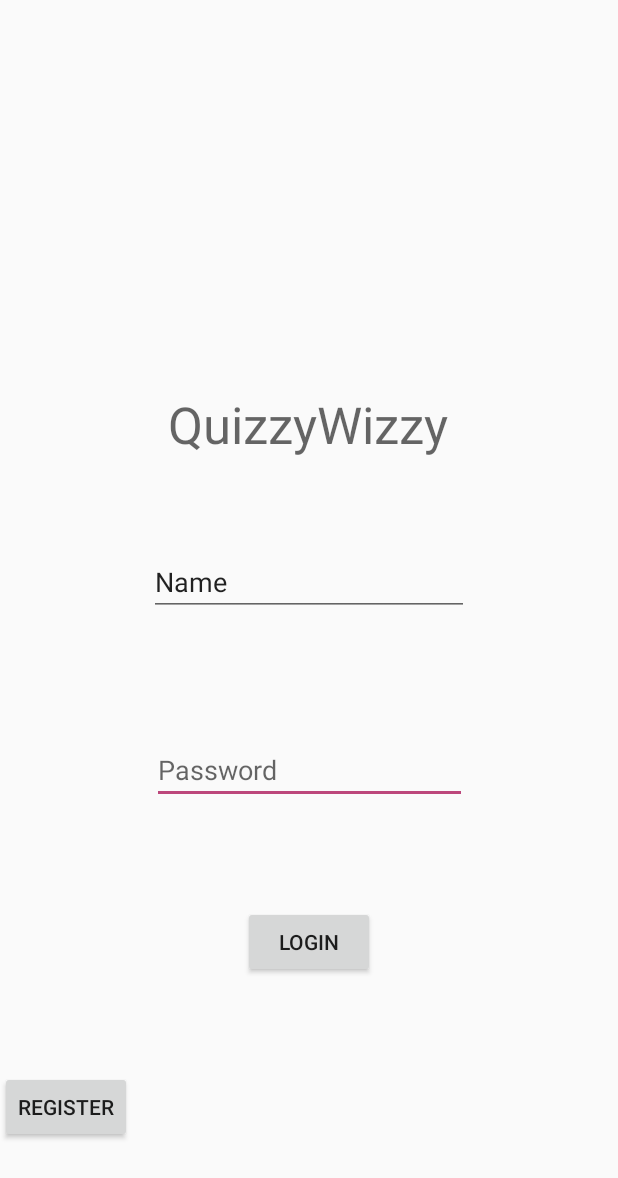
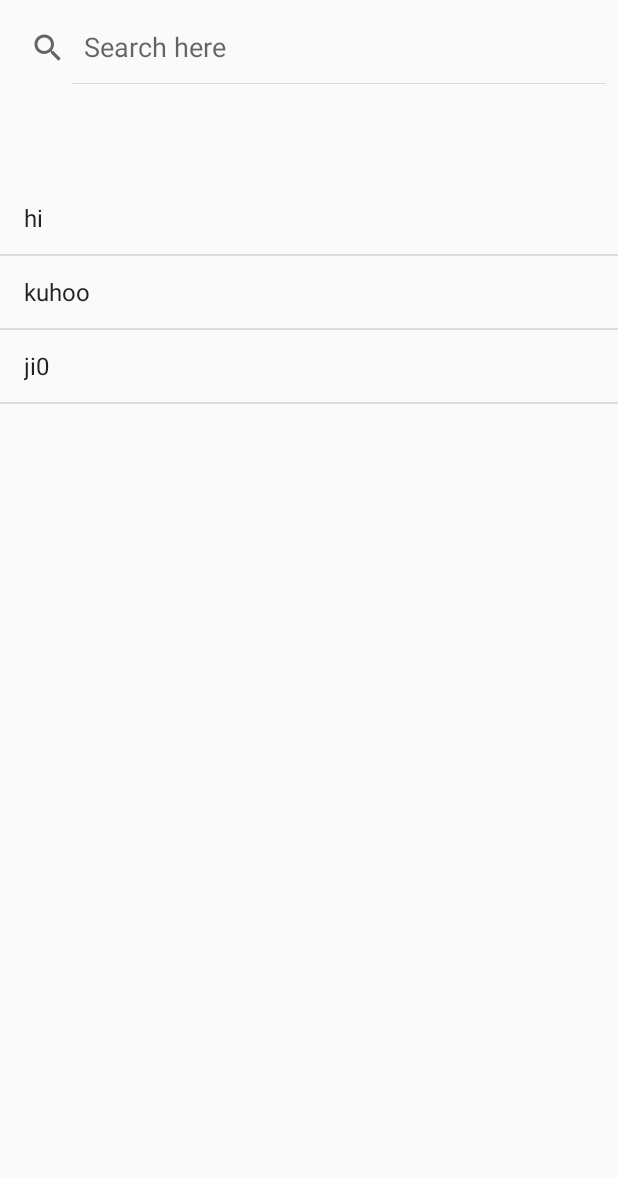
Before and after one commit to KUHOO-S/QuizzyWizzy, an Android app: the MainActivity screen opened directly, with no data from a screen before it, after a tap on "REGISTER", on a phone screen of 412 x 824 dp. Shown: the top 1178 px of the screen. Run offline under Robolectric (Android 15) with nearby library versions, the phone set to English and light mode, and no system bars.

Commit message:
feat:search page

```diff
--- a/app/src/main/AndroidManifest.xml
+++ b/app/src/main/AndroidManifest.xml
@@ -9,7 +9,9 @@
         android:roundIcon="@mipmap/ic_launcher_round"
         android:supportsRtl="true"
         android:theme="@style/AppTheme">
-        <activity android:name=".MainActivity"></activity>
+        <activity android:name=".SearchBarActivity"></activity>
+        <activity android:name=".QuizActivity" />
+        <activity android:name=".MainActivity" />
         <activity android:name=".ProfileActivity" />
         <activity android:name=".SplashScreenActivity">
             <intent-filter>
--- a/app/src/main/java/com/example/quizzywizzy/MainActivity.java
+++ b/app/src/main/java/com/example/quizzywizzy/MainActivity.java
@@ -20,13 +20,15 @@ public class MainActivity extends AppCompatActivity {
         Toast.makeText(getApplicationContext(),"hey", Toast.LENGTH_LONG).show();
         Intent i = new Intent(getApplicationContext(), ProfileActivity.class);
         //i.putExtra("Value1", "Android By Javatpoint");
-        i.putExtra("Value1", "Simple Tutorial");
+        i.putExtra("Quiz", "Simple Tutorial");
         // Set the request code to any code you like, you can identify the
         // callback via this code
         startActivity(i);
 
     }
     public void registerFunction(View view){
+        Intent i = new Intent(getApplicationContext(), SearchBarActivity.class);
+        startActivity(i);
 
     }
 }
--- a/app/src/main/java/com/example/quizzywizzy/ProfileActivity.java
+++ b/app/src/main/java/com/example/quizzywizzy/ProfileActivity.java
@@ -21,7 +21,8 @@ public class ProfileActivity extends AppCompatActivity {
     }
     public void quizFunction(View view)
     {
-        Intent i = new Intent(getApplicationContext(), QuizFragment.class);
+        Intent i = new Intent(getApplicationContext(), QuizActivity.class);
+        i.putExtra("Quiz", "Simple Tutorial");
         startActivity(i);
     }
 }
--- /dev/null
+++ b/app/src/main/java/com/example/quizzywizzy/SearchBarActivity.java
@@ -0,0 +1,66 @@
+package com.example.quizzywizzy;
+
+import androidx.appcompat.app.AppCompatActivity;
+
+import android.content.Intent;
+import android.os.Bundle;
+import android.view.View;
+import android.widget.AdapterView;
+import android.widget.ArrayAdapter;
+import android.widget.ListView;
+import android.widget.SearchView;
+import android.widget.Toast;
+
+import java.util.ArrayList;
+
+public class SearchBarActivity extends AppCompatActivity {
+    SearchView quizSearch;
+    ListView quizList;
+    ArrayList<String> list;
+    ArrayAdapter<String> adapter;
+    @Override
+    protected void onCreate(Bundle savedInstanceState) {
+        super.onCreate(savedInstanceState);
+        setContentView(R.layout.activity_search_bar);
+
+        quizSearch=(SearchView)findViewById(R.id.searchView);
+        quizList=(ListView)findViewById(R.id.listView);
+
+        list=new ArrayList<String>();
+        list.add("hi");
+        list.add("kuhoo");
+        list.add("ji0");
+
+        adapter= new ArrayAdapter<>(this,android.R.layout.simple_list_item_1,list);
+        quizList.setAdapter(adapter);
+
+        quizSearch.setOnQueryTextListener(new SearchView.OnQueryTextListener() {
+            @Override
+            public boolean onQueryTextSubmit(String query) {
+                return false;
+            }
+
+            @Override
+            public boolean onQueryTextChange(String s) {
+
+                adapter.getFilter().filter(s);
+                return false;
+            }
+        });
+        quizList.setOnItemClickListener(new AdapterView.OnItemClickListener(){
+
+    public void onItemClick(AdapterView<?> l, View v, int position, long id){
+                Toast.makeText(getApplicationContext(), "You clicked Item:"+ id + " at position:" + position, Toast.LENGTH_LONG).show();
+
+                Intent i = new Intent(getApplicationContext(), QuizActivity.class);
+                //i.putExtra("Value1", "Android By Javatpoint");
+                i.putExtra("Quiz", list.get(position));
+                // Set the request code to any code you like, you can identify the
+                // callback via this code
+                startActivity(i);
+
+
+    }
+    });
+}
+}
--- a/app/src/main/res/layout/activity_main.xml
+++ b/app/src/main/res/layout/activity_main.xml
@@ -4,6 +4,7 @@
     xmlns:tools="http://schemas.android.com/tools"
     android:layout_width="match_parent"
     android:layout_height="match_parent"
+    android:background="@color/colorPrimaryDark"
     tools:context=".MainActivity">
 
     <TextView
@@ -38,6 +39,7 @@
         android:layout_width="wrap_content"
         android:layout_height="wrap_content"
         android:layout_marginBottom="172dp"
+        android:background="@color/colorAccent"
         android:onClick="loginFunction"
         android:text="Login"
         app:layout_constraintBottom_toBottomOf="parent"
@@ -60,10 +62,10 @@
         android:id="@+id/btn2"
         android:layout_width="wrap_content"
         android:layout_height="wrap_content"
+        android:onClick="registerFunction"
         android:text="Register"
         app:layout_constraintBottom_toBottomOf="parent"
         app:layout_constraintTop_toBottomOf="@+id/btn1"
-        tools:layout_editor_absoluteX="162dp"
-        android:onClick="registerFunction"/>
+        tools:layout_editor_absoluteX="162dp" />
 
 </androidx.constraintlayout.widget.ConstraintLayout>
--- /dev/null
+++ b/app/src/main/res/layout/activity_search_bar.xml
@@ -0,0 +1,26 @@
+<?xml version="1.0" encoding="utf-8"?>
+<androidx.constraintlayout.widget.ConstraintLayout xmlns:android="http://schemas.android.com/apk/res/android"
+    xmlns:app="http://schemas.android.com/apk/res-auto"
+    xmlns:tools="http://schemas.android.com/tools"
+    android:layout_width="match_parent"
+    android:layout_height="match_parent"
+    tools:context=".SearchBarActivity">
+
+    <SearchView
+        android:id="@+id/searchView"
+        android:layout_width="match_parent"
+        android:layout_height="wrap_content"
+        android:iconifiedByDefault="false"
+        android:queryHint="Search here"
+        app:layout_constraintBottom_toBottomOf="parent"
+        app:layout_constraintTop_toTopOf="parent"
+        app:layout_constraintVertical_bias="0.01"
+        tools:layout_editor_absoluteX="0dp" />
+
+    <ListView
+        android:id="@+id/listView"
+        android:layout_width="match_parent"
+        android:layout_height="638dp"
+        app:layout_constraintBottom_toBottomOf="parent"
+        app:layout_constraintTop_toBottomOf="@+id/searchView" />
+</androidx.constraintlayout.widget.ConstraintLayout>
```
Also changed, not shown: app/src/main/java/com/example/quizzywizzy/QuizActivity.java (added, +21 -0 lines), app/src/main/res/layout/activity_quiz.xml (added, +198 -0 lines).
